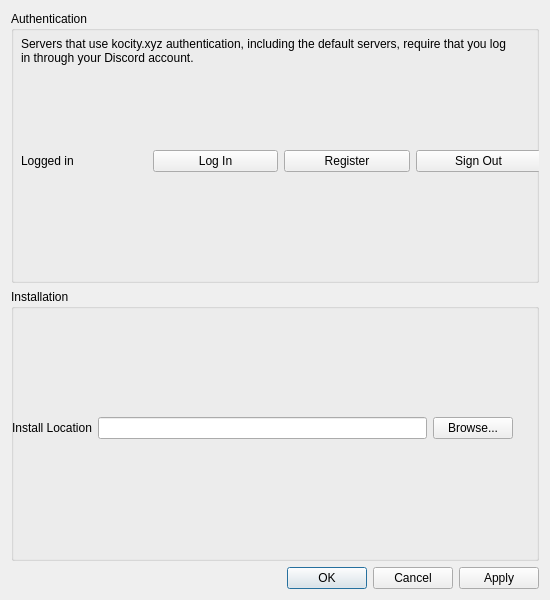
This is src/ui/settings_dialog.ui in ex4dev/brawl-starter as Qt 5 draws it before an edit. The edited form follows.
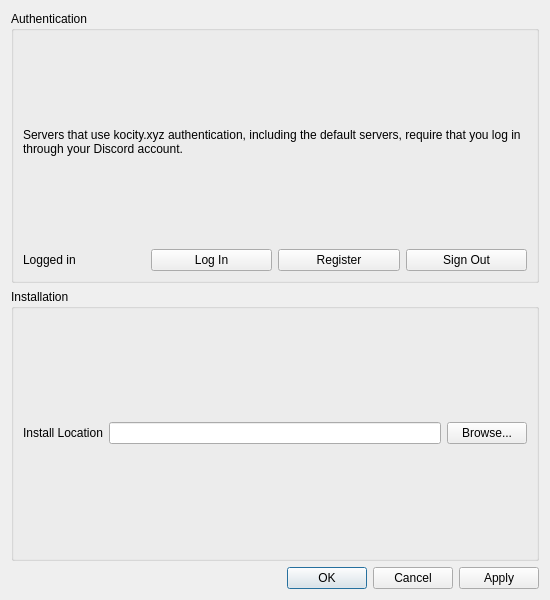
This is the edited form.

What changed in the file:
```diff
--- a/src/ui/settings_dialog.ui
+++ b/src/ui/settings_dialog.ui
@@ -28,15 +28,8 @@
      <property name="title">
       <string>Authentication</string>
      </property>
-     <widget class="QWidget" name="verticalLayoutWidget_2">
-      <property name="geometry">
-       <rect>
-        <x>10</x>
-        <y>0</y>
-        <width>490</width>
-        <height>80</height>
-       </rect>
-      </property>
+     <layout class="QVBoxLayout" name="verticalLayout_4">
+      <item>
       <layout class="QVBoxLayout" name="verticalLayout_3">
        <item>
         <widget class="QLabel" name="label_2">
@@ -49,16 +42,8 @@
         </widget>
        </item>
       </layout>
-     </widget>
-     <widget class="QWidget" name="horizontalLayoutWidget_2">
-      <property name="geometry">
-       <rect>
-        <x>10</x>
-        <y>110</y>
-        <width>520</width>
-        <height>80</height>
-       </rect>
-      </property>
+      </item>
+      <item>
       <layout class="QHBoxLayout" name="horizontalLayout">
        <item>
         <widget class="QLabel" name="lblLoggedIn">
@@ -92,7 +77,8 @@
         </widget>
        </item>
       </layout>
-     </widget>
+      </item>
+     </layout>
     </widget>
    </item>
    <item>
@@ -112,16 +98,7 @@
      <property name="title">
       <string>Installation</string>
      </property>
-     <widget class="QWidget" name="verticalLayoutWidget">
-      <property name="geometry">
-       <rect>
-        <x>1</x>
-        <y>29</y>
-        <width>501</width>
-        <height>221</height>
-       </rect>
-      </property>
-      <layout class="QVBoxLayout" name="installationVerticalLayout">
+     <layout class="QVBoxLayout" name="verticalLayout_2">
        <item>
         <layout class="QHBoxLayout" name="installLocationInputLayout">
          <property name="sizeConstraint">
@@ -147,7 +124,6 @@
         </layout>
        </item>
       </layout>
-     </widget>
     </widget>
    </item>
    <item>
```
Left out of the diff: 6 changed lines with no effect on the pictures. Lines whose indentation alone changed are shown as unchanged.
